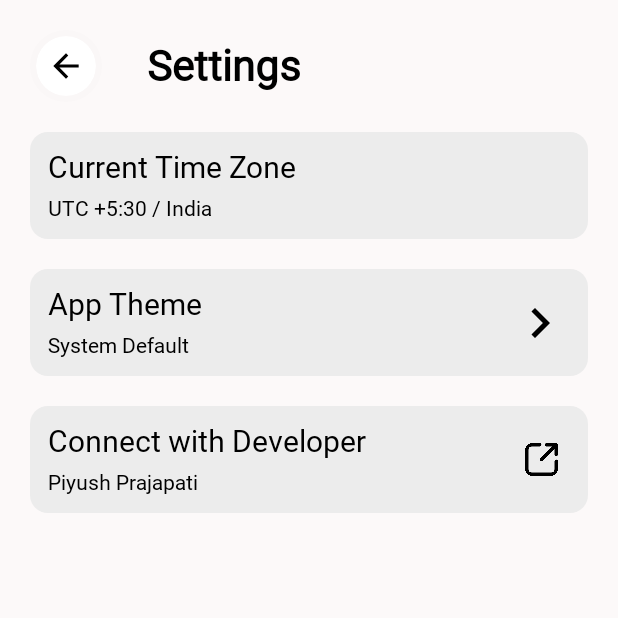
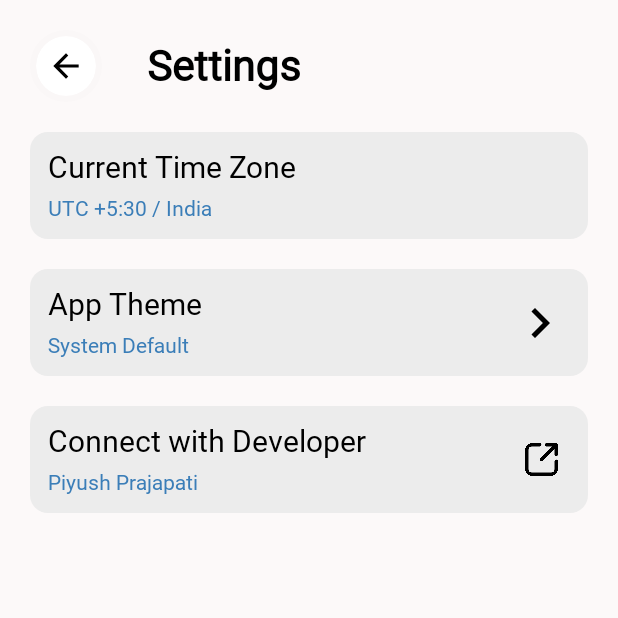
Before and after one commit to piyushprajpti/PY_Clock, an Android app built with Jetpack Compose: the SettingScreen screen opened through its navigation route, on a phone screen of 412 x 824 dp, the top half of it. Run offline under Robolectric (Android 15) with nearby library versions, the phone set to English and light mode, and no system bars; our stand-ins replace Dagger/Hilt's generated code; Roboto replaces fonts that are not available here.

Commit message:
changed description color in SettingScreenComponents.kt

```diff
--- a/app/src/main/java/com/piyushprajpti/pyclock/presentation/setting_screen/SettingScreenComponents.kt
+++ b/app/src/main/java/com/piyushprajpti/pyclock/presentation/setting_screen/SettingScreenComponents.kt
@@ -29,6 +29,7 @@ import androidx.compose.ui.graphics.vector.ImageVector
 import androidx.compose.ui.text.font.FontWeight
 import androidx.compose.ui.unit.dp
 import androidx.compose.ui.unit.sp
+import com.piyushprajpti.pyclock.ui.theme.VioletBlue
 
 @Composable
 fun SettingsTopBar(
@@ -106,7 +107,7 @@ fun Card(
                 text = description,
                 fontSize = 14.sp,
                 style = MaterialTheme.typography.bodyLarge,
-                color = MaterialTheme.colorScheme.primary
+                color = VioletBlue
             )
         }
 
```
